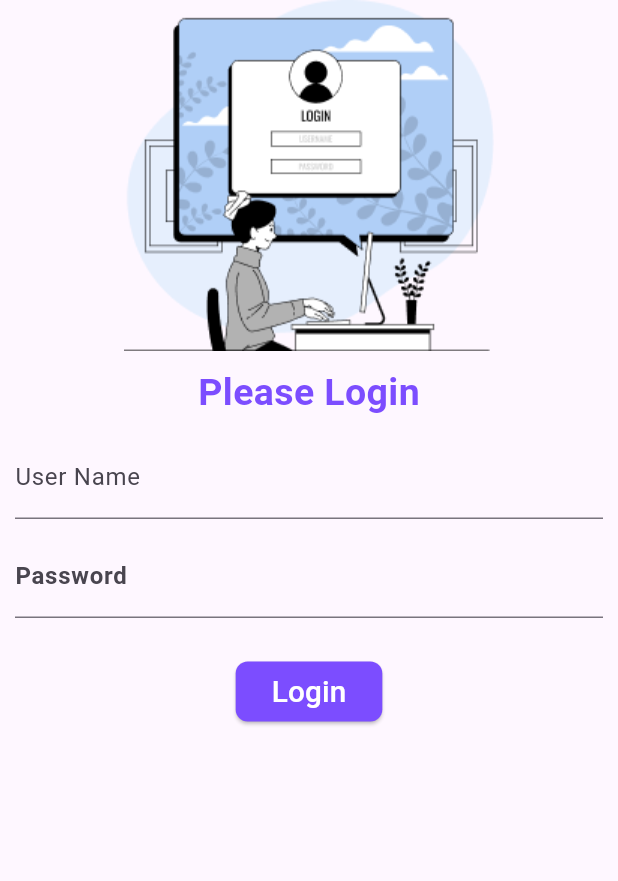
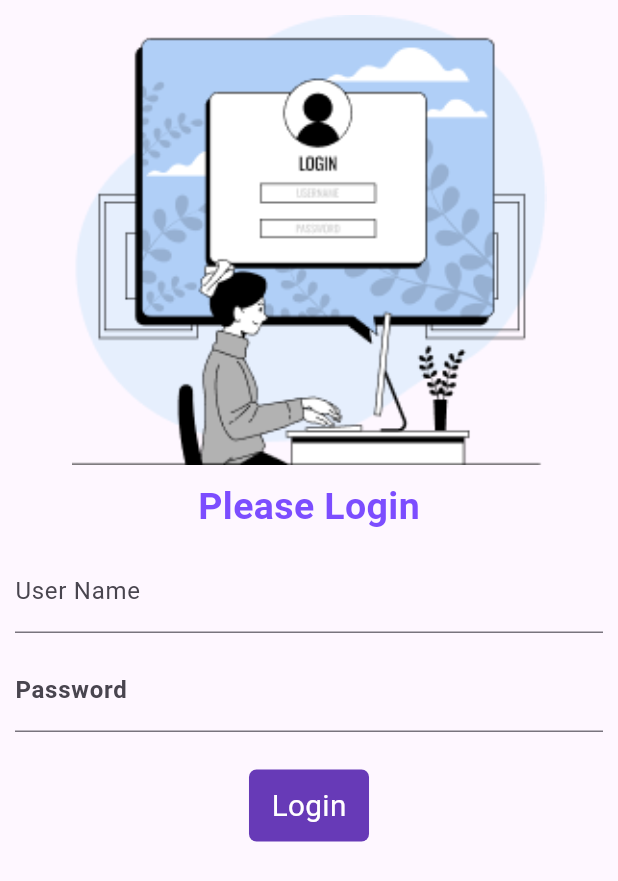
Before and after one commit to Waris-Shaik/flutter, a Flutter app: the screen it shows after launch, after a tap on "Login", on a phone screen of 412 x 824 dp. Shown: the top 881 px of the screen. Run offline on Flutter 3.47's test engine with Material 3 defaults, Android fonts, the phone set to English and light mode, and no system bars; Roboto replaces fonts that are missing (kdam).

Commit message:
day 4 completed

```diff
--- a/lib/app/app.dart
+++ b/lib/app/app.dart
@@ -3,6 +3,7 @@
 import 'package:flutter/material.dart';
 import 'package:flutter_application_1/pages/home_page.dart';
 import 'package:flutter_application_1/pages/login_page.dart';
+import 'package:flutter_application_1/utils/routes.dart';
 
 class MyApp extends StatelessWidget {
   const MyApp({super.key});
@@ -12,10 +13,10 @@ class MyApp extends StatelessWidget {
     return MaterialApp(
       debugShowCheckedModeBanner: false,
       title: "Flutter learn",
-      initialRoute: "/login",
+      initialRoute: Routes.loginRoute,
       routes: {
-        "/": (context) => HomePage(),
-        "/login": (context) => LoginPage(),
+        Routes.homeRute: (context) => HomePage(),
+        Routes.loginRoute: (context) => LoginPage(),
       },
     );
   }
--- a/lib/pages/login_page.dart
+++ b/lib/pages/login_page.dart
@@ -1,19 +1,33 @@
-// ignore_for_file: prefer_const_literals_to_create_immutables, prefer_const_constructors, annotate_overrides, avoid_unnecessary_containers, avoid_print
+// ignore_for_file: prefer_const_literals_to_create_immutables, prefer_const_constructors, annotate_overrides, avoid_unnecessary_containers, avoid_print, use_build_context_synchronously
 
 import 'package:flutter/material.dart';
+import 'package:flutter_application_1/utils/routes.dart';
 
-class LoginPage extends StatelessWidget {
+class LoginPage extends StatefulWidget {
   const LoginPage({super.key});
 
+  @override
+  State<LoginPage> createState() => _LoginPageState();
+}
+
+class _LoginPageState extends State<LoginPage> {
+  String name = "";
+  String password = "";
+  bool _isButtonPressed = false;
   Widget build(BuildContext context) {
     return Material(
+      child: SingleChildScrollView(
         child: Column(
-        // mainAxisAlignment: MainAxisAlignment.center,
+          mainAxisAlignment: MainAxisAlignment.center,
           children: [
+            SizedBox(
+              height: 10,
+            ),
             Container(
               child: Image.asset(
                 "assets/images/login.png",
                 fit: BoxFit.cover,
+                height: 300,
               ),
             ),
             SizedBox(
@@ -39,6 +53,11 @@ class LoginPage extends StatelessWidget {
                       labelText: "User Name",
                       hintText: "Enter User name",
                     ),
+                    onChanged: (value) {
+                      setState(() {
+                        name = value;
+                      });
+                    },
                   ),
                   SizedBox(
                     height: 10,
@@ -52,6 +71,11 @@ class LoginPage extends StatelessWidget {
                         fontWeight: FontWeight.bold,
                       ),
                     ),
+                    onChanged: (value) {
+                      setState(() {
+                        password = value;
+                      });
+                    },
                   ),
                 ],
               ),
@@ -59,16 +83,30 @@ class LoginPage extends StatelessWidget {
             SizedBox(
               height: 15,
             ),
-          ElevatedButton(
-            onPressed: () {
+            InkWell(
+              onTap: () async {
+                setState(() {
+                  _isButtonPressed = !_isButtonPressed;
+                });
+
+                await Future.delayed(Duration(seconds: 2));
+                await Navigator.pushNamed(context, Routes.homeRute);
                 print("Clicked");
+
+                setState(() {
+                  _isButtonPressed = !_isButtonPressed;
+                });
               },
-            style: ElevatedButton.styleFrom(
-              backgroundColor: Colors.deepPurpleAccent,
-              shape: RoundedRectangleBorder(
+              child: AnimatedContainer(
+                duration: Duration(seconds: 1),
+                padding: EdgeInsets.symmetric(
+                    horizontal: _isButtonPressed ? 15.0 : 20.0, vertical: 10.0),
+                decoration: BoxDecoration(
+                  color: _isButtonPressed
+                      ? Colors.deepPurple
+                      : Colors.deepPurpleAccent,
                   borderRadius: BorderRadius.all(
-                  Radius.circular(8),
-                ),
+                    Radius.circular(5),
                   ),
                 ),
                 child: Text(
@@ -79,7 +117,9 @@ class LoginPage extends StatelessWidget {
                   ),
                 ),
               ),
+            ),
           ],
+        ),
       ),
     );
   }
--- /dev/null
+++ b/lib/utils/routes.dart
@@ -0,0 +1,4 @@
+class Routes {
+  static String homeRute = "/home";
+  static String loginRoute = "/login";
+}
```
Lines whose indentation alone changed are shown as unchanged.
